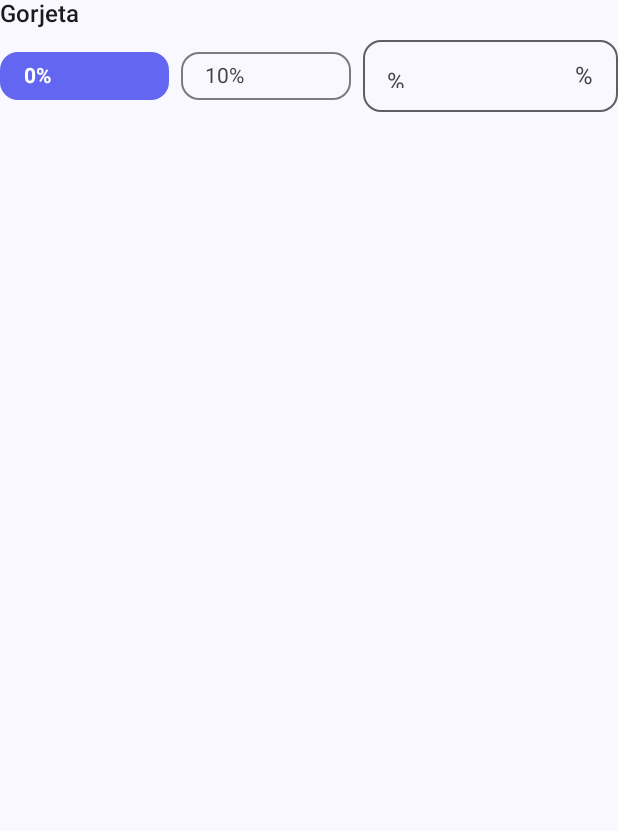
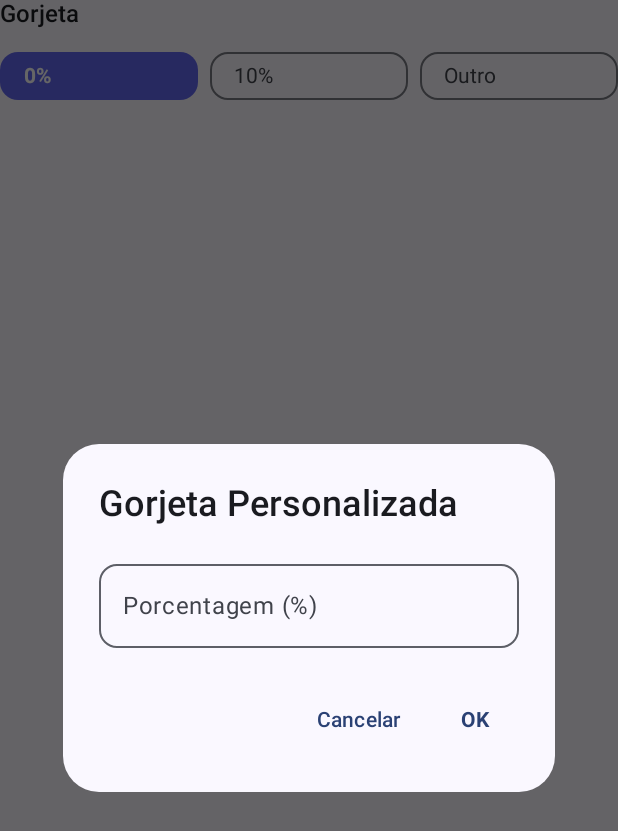
Before and after one commit to digogb/divup, an Android app built with Jetpack Compose: the composable TipSelector called with empty values, after a tap on "Outro", on a phone screen of 412 x 824 dp. Shown: the top 831 px of the screen. Run offline under Robolectric (Android 15) with nearby library versions, the light colour scheme and no system bars; 2 statements that could not run were skipped.

Commit message:
UI: Fix Custom Tip input by using a Dialog instead of inline text field

```diff
--- a/android/app/src/main/java/com/divup/app/presentation/receipt/ReceiptScreen.kt
+++ b/android/app/src/main/java/com/divup/app/presentation/receipt/ReceiptScreen.kt
@@ -527,9 +527,19 @@ private fun BottomSummaryCard(
 @OptIn(ExperimentalMaterial3Api::class)
 @Composable
 private fun TipSelector(percentage: Double, onPercentageChange: (Double) -> Unit) {
-    var showCustomInput by remember { mutableStateOf(false) }
-    var customValue by remember { mutableStateOf("") }
+    var showCustomDialog by remember { mutableStateOf(false) }
     val isCustomSelected = percentage != 0.0 && percentage != 10.0
+
+    if (showCustomDialog) {
+        CustomTipDialog(
+            initialValue = if (isCustomSelected) percentage else 0.0,
+            onDismiss = { showCustomDialog = false },
+            onConfirm = {
+                onPercentageChange(it)
+                showCustomDialog = false
+            }
+        )
+    }
 
     Column {
         Text(
@@ -546,10 +556,7 @@ private fun TipSelector(percentage: Double, onPercentageChange: (Double) -> Unit
             // 0%
             FilterChip(
                 selected = percentage == 0.0,
-                onClick = {
-                    showCustomInput = false
-                    onPercentageChange(0.0)
-                },
+                onClick = { onPercentageChange(0.0) },
                 label = {
                     Text(
                         "0%",
@@ -566,10 +573,7 @@ private fun TipSelector(percentage: Double, onPercentageChange: (Double) -> Unit
             // 10%
             FilterChip(
                 selected = percentage == 10.0,
-                onClick = {
-                    showCustomInput = false
-                    onPercentageChange(10.0)
-                },
+                onClick = { onPercentageChange(10.0) },
                 label = {
                     Text(
                         "10%",
@@ -584,38 +588,71 @@ private fun TipSelector(percentage: Double, onPercentageChange: (Double) -> Unit
             )
 
             // Custom
-            if (showCustomInput || isCustomSelected) {
-                OutlinedTextField(
-                    value = if (isCustomSelected && customValue.isEmpty()) percentage.toInt().toString() else customValue,
-                    onValueChange = { value ->
-                        customValue = value.filter { it.isDigit() }
-                        customValue.toDoubleOrNull()?.let { onPercentageChange(it) }
-                    },
-                    modifier = Modifier
-                        .weight(1.5f)
-                        .height(48.dp),
-                    placeholder = { Text("%") },
-                    suffix = { Text("%") },
-                    singleLine = true,
-                    textStyle = MaterialTheme.typography.bodyMedium.copy(fontWeight = FontWeight.Bold),
-                    colors = OutlinedTextFieldDefaults.colors(
-                        focusedBorderColor = PrimaryPurple,
-                        cursorColor = PrimaryPurple
-                    ),
-                    shape = RoundedCornerShape(12.dp)
+            FilterChip(
+                selected = isCustomSelected,
+                onClick = { showCustomDialog = true },
+                label = {
+                    Text(
+                        if (isCustomSelected) "${percentage.toInt()}%" else "Outro",
+                        fontWeight = if (isCustomSelected) FontWeight.Bold else FontWeight.Normal
+                    )
+                },
+                modifier = Modifier.weight(1f),
+                colors = FilterChipDefaults.filterChipColors(
+                    selectedContainerColor = PrimaryPurple,
+                    selectedLabelColor = Color.White
                 )
-            } else {
-                FilterChip(
-                    selected = false,
-                    onClick = { showCustomInput = true },
-                    label = {
-                        Text("Outro")
-                    },
-                    modifier = Modifier.weight(1f)
-                )
-            }
+            )
         }
     }
+}
+
+@Composable
+private fun CustomTipDialog(
+    initialValue: Double,
+    onDismiss: () -> Unit,
+    onConfirm: (Double) -> Unit
+) {
+    var text by remember { mutableStateOf(if (initialValue > 0) initialValue.toInt().toString() else "") }
+
+    AlertDialog(
+        onDismissRequest = onDismiss,
+        title = { Text("Gorjeta Personalizada") },
+        text = {
+            OutlinedTextField(
+                value = text,
+                onValueChange = { input ->
+                    // Aceita apenas números
+                    if (input.all { it.isDigit() } && input.length <= 3) {
+                        text = input
+                    }
+                },
+                label = { Text("Porcentagem (%)") },
+                singleLine = true,
+                keyboardOptions = androidx.compose.foundation.text.KeyboardOptions(
+                    keyboardType = androidx.compose.ui.text.input.KeyboardType.Number
+                ),
+                shape = RoundedCornerShape(12.dp)
+            )
+        },
+        confirmButton = {
+            TextButton(
+                onClick = {
+                    val value = text.toDoubleOrNull() ?: 0.0
+                    onConfirm(value)
+                }
+            ) {
+                Text("OK", fontWeight = FontWeight.Bold)
+            }
+        },
+        dismissButton = {
+            TextButton(onClick = onDismiss) {
+                Text("Cancelar")
+            }
+        },
+        containerColor = MaterialTheme.colorScheme.surface,
+        shape = RoundedCornerShape(24.dp)
+    )
 }
 
 @Composable
```
